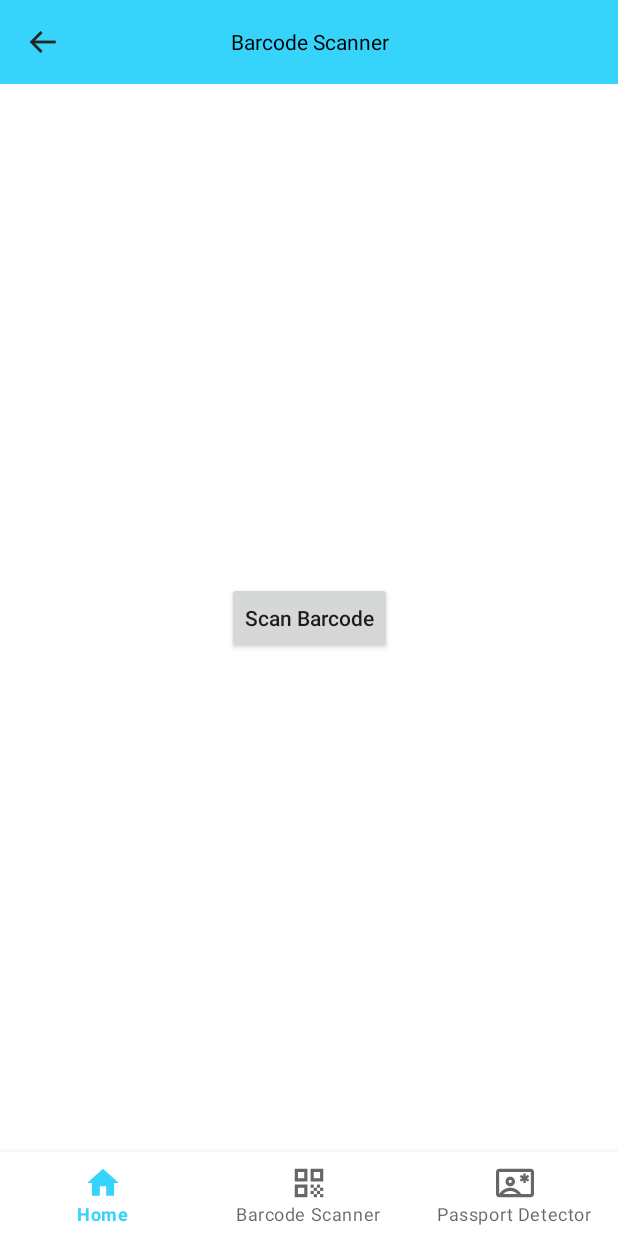
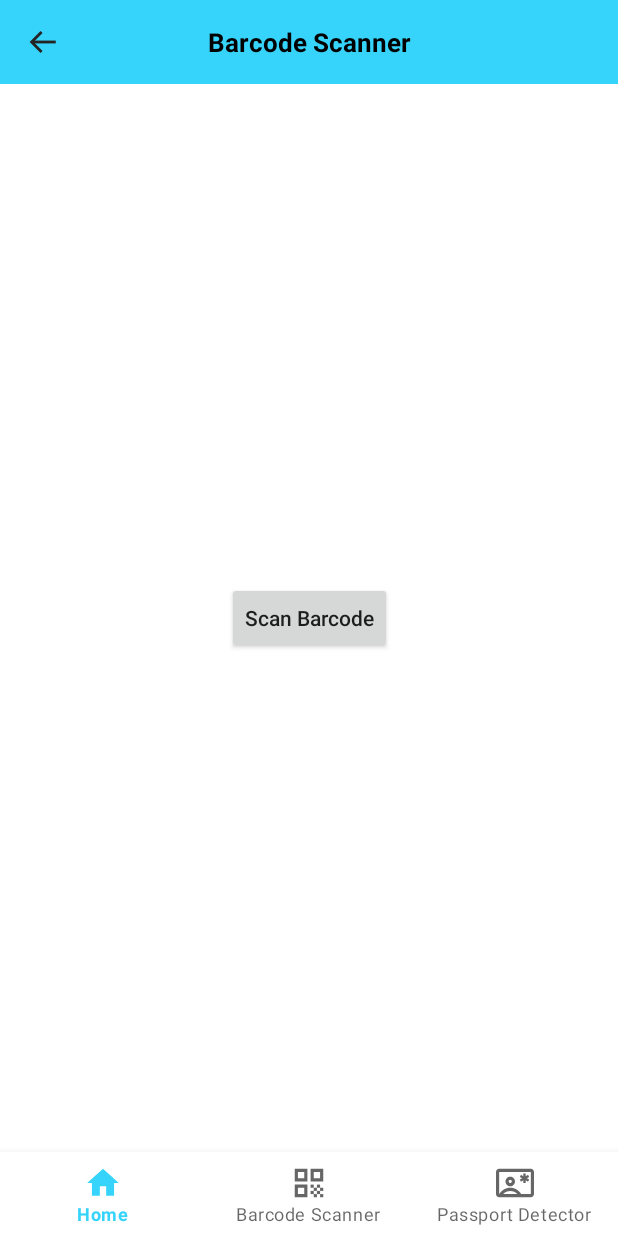
Before and after one commit to armen0993/your_detect, an Android app: the BarcodeFragment screen opened through its navigation route, on a phone screen of 412 x 824 dp. Run offline under Robolectric (Android 15) with nearby library versions, the phone set to English and light mode, and no system bars.

Commit message:
initial commit

```diff
--- a/app/src/main/java/com/ml/mlkit/presentation/ui/home/HomeFragment.kt
+++ b/app/src/main/java/com/ml/mlkit/presentation/ui/home/HomeFragment.kt
@@ -18,6 +18,7 @@ class HomeFragment : BaseFragment<FragmentHomeBinding>(FragmentHomeBinding::infl
         savedInstanceState: Bundle?
     ): View {
 
+
         return super.onCreateView(inflater, container, savedInstanceState)
     }
 
--- a/app/src/main/res/layout/fragment_home.xml
+++ b/app/src/main/res/layout/fragment_home.xml
@@ -7,10 +7,14 @@
     tools:context=".presentation.ui.home.HomeFragment">
 
     <com.ml.mlkit.presentation.custom_view.toolbar.ToolbarStandard
+        android:id="@+id/toolbar"
         android:layout_width="match_parent"
         android:layout_height="?attr/actionBarSize"
+        app:layout_constraintLeft_toLeftOf="parent"
+        app:layout_constraintRight_toRightOf="parent"
+        app:layout_constraintTop_toTopOf="parent"
         app:title="@string/yourdetect"
-        app:layout_constraintTop_toTopOf="parent"
+
         />
 
 </androidx.constraintlayout.widget.ConstraintLayout>
--- a/app/src/main/res/layout/toolbar_layout_two_icon.xml
+++ b/app/src/main/res/layout/toolbar_layout_two_icon.xml
@@ -31,6 +31,7 @@
         android:ellipsize="end"
         android:gravity="center"
         android:maxLines="1"
+        android:textAppearance= "@style/ToolBarTitleStyle"
         android:textAlignment="center"
         app:layout_constraintBottom_toTopOf="@id/subtitle"
         app:layout_constraintLeft_toLeftOf="parent"
--- /dev/null
+++ b/app/src/main/res/values/styles.xml
@@ -0,0 +1,11 @@
+<?xml version="1.0" encoding="utf-8"?>
+<resources>
+    <style name="ToolBarTitleStyle">
+        <item name="android:textColor">@color/black</item>
+        <item name="android:textSize">17sp</item>
+        <item name="android:textStyle">bold</item>
+        <item name="android:ellipsize">end</item>
+        <item name="android:maxLines">1</item>
+    </style>
+
+</resources>
--- a/app/src/main/res/values/themes.xml
+++ b/app/src/main/res/values/themes.xml
@@ -13,4 +13,5 @@
         <item name="android:statusBarColor" tools:targetApi="l">?attr/colorPrimaryVariant</item>
         <!-- Customize your theme here. -->
     </style>
+
 </resources>
```
